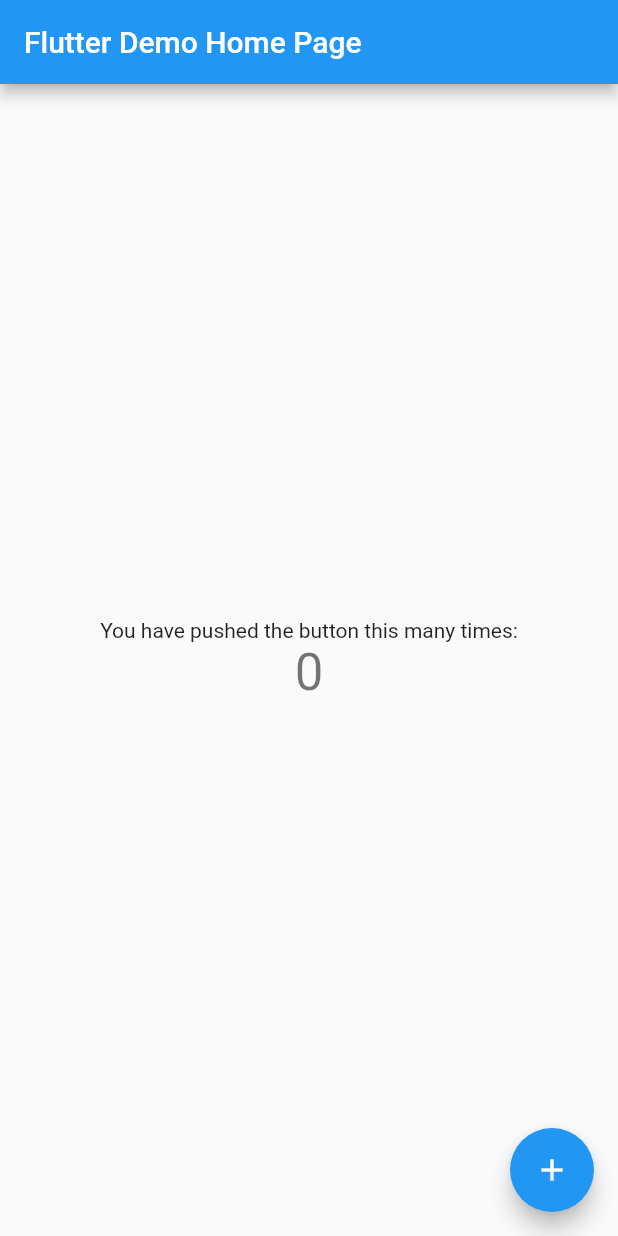
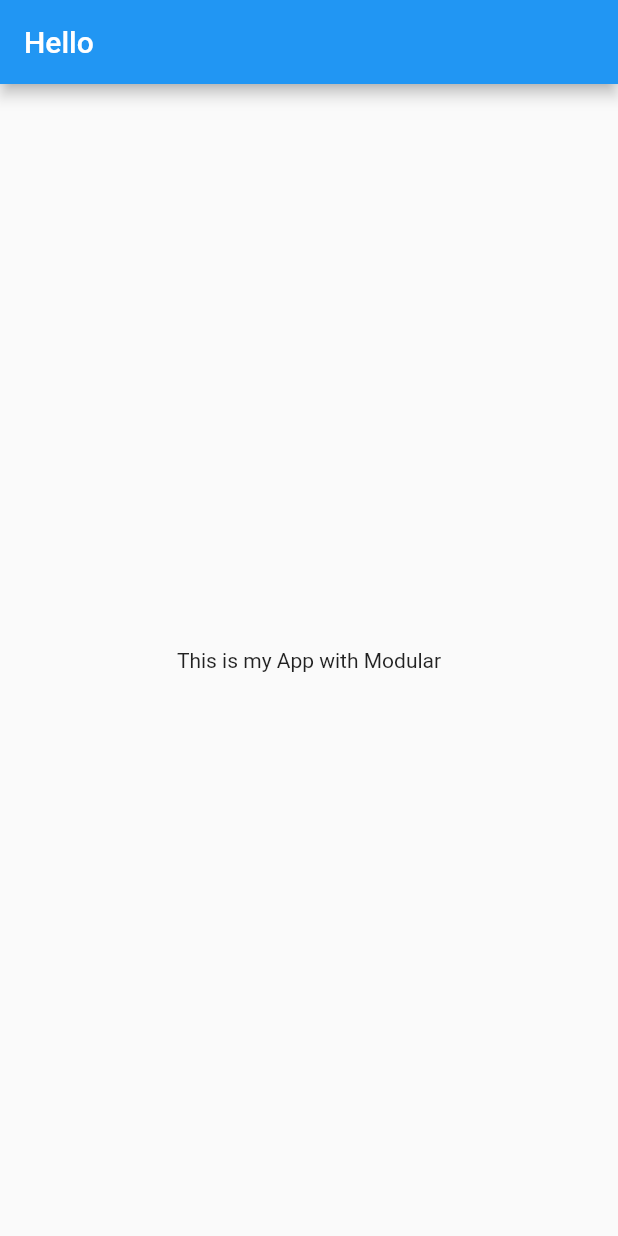
Before and after one commit to NNJio/FlutterLab_Modular_Package, a Flutter app: the screen it shows after launch, on a phone screen of 412 x 824 dp. Run offline on Flutter 3.47's test engine with Material 2 defaults, Android fonts, the phone set to English and light mode, and no system bars; our stand-ins replace flutter_modular.

Commit message:
[ADD] Modular Package in Project

```diff
--- a/lib/main.dart
+++ b/lib/main.dart
@@ -1,115 +1,44 @@
+
 import 'package:flutter/material.dart';
+import 'package:flutter_modular/flutter_modular.dart';
 
-void main() {
-  runApp(const MyApp());
+void main(List<String> args) {
+  return runApp(ModularApp(module: AppModule(), child: const AppWidget()));
 }
 
-class MyApp extends StatelessWidget {
-  const MyApp({super.key});
+class AppWidget extends StatelessWidget {
+  const AppWidget({super.key});
 
-  // This widget is the root of your application.
   @override
   Widget build(BuildContext context) {
-    return MaterialApp(
-      title: 'Flutter Demo',
-      theme: ThemeData(
-        // This is the theme of your application.
-        //
-        // Try running your application with "flutter run". You'll see the
-        // application has a blue toolbar. Then, without quitting the app, try
-        // changing the primarySwatch below to Colors.green and then invoke
-        // "hot reload" (press "r" in the console where you ran "flutter run",
-        // or simply save your changes to "hot reload" in a Flutter IDE).
-        // Notice that the counter didn't reset back to zero; the application
-        // is not restarted.
-        primarySwatch: Colors.blue,
-      ),
-      home: const MyHomePage(title: 'Flutter Demo Home Page'),
+    return MaterialApp.router(
+      title: 'My Smart App',
+      theme: ThemeData(primarySwatch: Colors.blue),
+      routeInformationParser: Modular.routeInformationParser,
+      routerDelegate: Modular.routerDelegate,
     );
   }
 }
 
-class MyHomePage extends StatefulWidget {
-  const MyHomePage({super.key, required this.title});
-
-  // This widget is the home page of your application. It is stateful, meaning
-  // that it has a State object (defined below) that contains fields that affect
-  // how it looks.
-
-  // This class is the configuration for the state. It holds the values (in this
-  // case the title) provided by the parent (in this case the App widget) and
-  // used by the build method of the State. Fields in a Widget subclass are
-  // always marked "final".
-
-  final String title;
+class AppModule extends Module {
+  List<Bind> get bind => [];
 
   @override
-  State<MyHomePage> createState() => _MyHomePageState();
+  List<ModularRoute> get routes => [
+        ChildRoute('/', child: (context, args) => const HomePage()),
+      ];
 }
 
-class _MyHomePageState extends State<MyHomePage> {
-  int _counter = 0;
-
-  void _incrementCounter() {
-    setState(() {
-      // This call to setState tells the Flutter framework that something has
-      // changed in this State, which causes it to rerun the build method below
-      // so that the display can reflect the updated values. If we changed
-      // _counter without calling setState(), then the build method would not be
-      // called again, and so nothing would appear to happen.
-      _counter++;
-    });
-  }
+class HomePage extends StatelessWidget {
+  const HomePage({super.key});
 
   @override
   Widget build(BuildContext context) {
-    // This method is rerun every time setState is called, for instance as done
-    // by the _incrementCounter method above.
-    //
-    // The Flutter framework has been optimized to make rerunning build methods
-    // fast, so that you can just rebuild anything that needs updating rather
-    // than having to individually change instances of widgets.
     return Scaffold(
-      appBar: AppBar(
-        // Here we take the value from the MyHomePage object that was created by
-        // the App.build method, and use it to set our appbar title.
-        title: Text(widget.title),
+      appBar: AppBar(title: const Text('Hello')),
+      body: const Center(
+        child: Text('This is my App with Modular'),
       ),
-      body: Center(
-        // Center is a layout widget. It takes a single child and positions it
-        // in the middle of the parent.
-        child: Column(
-          // Column is also a layout widget. It takes a list of children and
-          // arranges them vertically. By default, it sizes itself to fit its
-          // children horizontally, and tries to be as tall as its parent.
-          //
-          // Invoke "debug painting" (press "p" in the console, choose the
-          // "Toggle Debug Paint" action from the Flutter Inspector in Android
-          // Studio, or the "Toggle Debug Paint" command in Visual Studio Code)
-          // to see the wireframe for each widget.
-          //
-          // Column has various properties to control how it sizes itself and
-          // how it positions its children. Here we use mainAxisAlignment to
-          // center the children vertically; the main axis here is the vertical
-          // axis because Columns are vertical (the cross axis would be
-          // horizontal).
-          mainAxisAlignment: MainAxisAlignment.center,
-          children: <Widget>[
-            const Text(
-              'You have pushed the button this many times:',
-            ),
-            Text(
-              '$_counter',
-              style: Theme.of(context).textTheme.headline4,
-            ),
-          ],
-        ),
-      ),
-      floatingActionButton: FloatingActionButton(
-        onPressed: _incrementCounter,
-        tooltip: 'Increment',
-        child: const Icon(Icons.add),
-      ), // This trailing comma makes auto-formatting nicer for build methods.
     );
   }
 }
```
Also changed, not shown: pubspec.yaml (+3 -4 lines), pubspec.lock, 1 other file.
